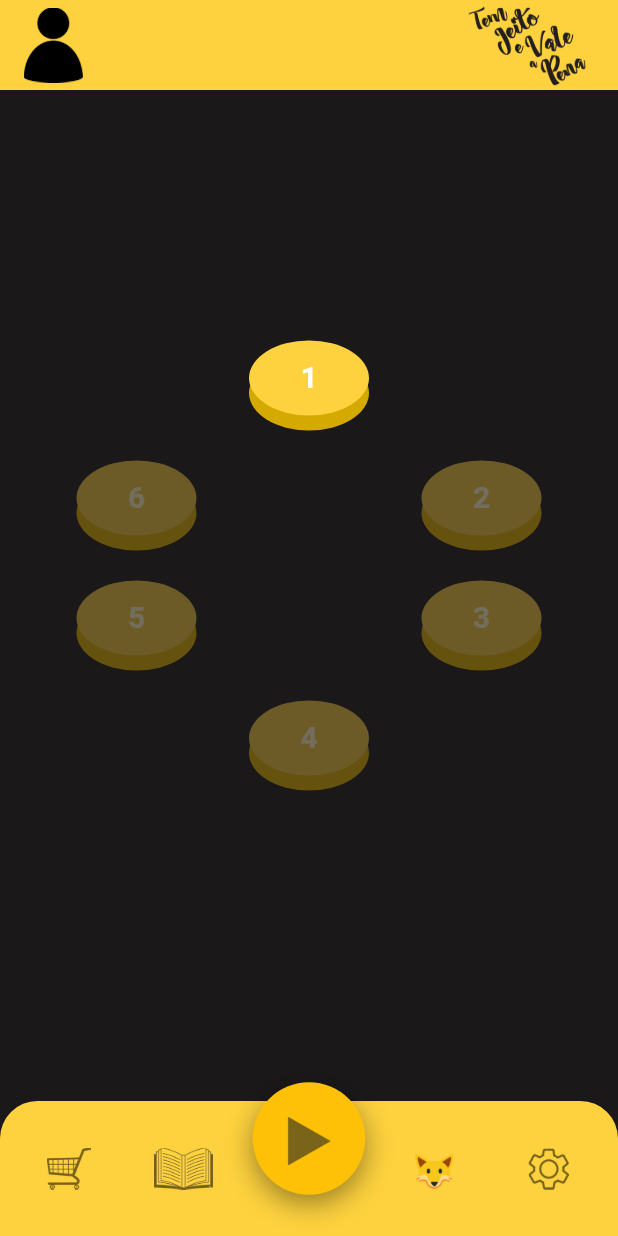
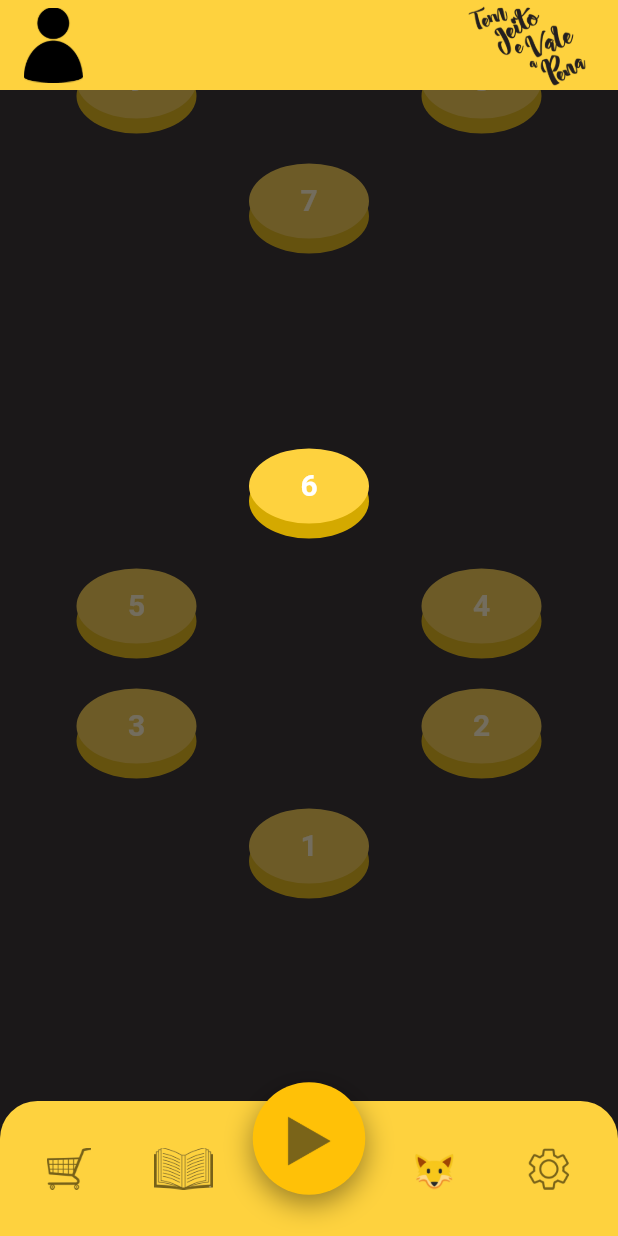
Before and after one commit to temjeitotcc/front-end, a Flutter app: the screen it shows after launch, swiped to page 3, on a phone screen of 412 x 824 dp. Run offline on Flutter 3.47's test engine with Material 3 defaults, Android fonts, the phone set to English and light mode, and no system bars; our stand-ins replace shared_preferences.

Commit message:
24 botoes de exercicios

```diff
--- a/lib/pages/home/home_page.dart
+++ b/lib/pages/home/home_page.dart
@@ -1,6 +1,7 @@
 import 'package:flutter/material.dart';
 import '../../widgets/circulo_fase.dart';
 import '../../services/fases_service.dart';
+import '../fases/fase_page.dart';
 
 class HomePage extends StatefulWidget {
   const HomePage({super.key});
@@ -10,22 +11,45 @@ class HomePage extends StatefulWidget {
 }
 
 class _HomePageState extends State<HomePage> {
-  List<DateTime?> fasesConcluidas = [null, null, null, null, null, null];
+  final int totalFases = 24;
+
+  late List<DateTime?> fasesConcluidas;
   final service = FasesService();
 
   @override
   void initState() {
     super.initState();
+    fasesConcluidas = List.generate(totalFases, (_) => null);
     carregarFases();
   }
 
   Future<void> carregarFases() async {
-    fasesConcluidas = await service.carregarFases();
+    fasesConcluidas = await service.carregarFases(totalFases);
     setState(() {});
   }
 
   Future<void> salvarFases() async {
     await service.salvarFases(fasesConcluidas);
+  }
+
+  bool faseLiberada(int index) {
+    if (index == 0) return true;
+
+    final grupoAtual = index ~/ 6;
+    final inicioGrupoAtual = grupoAtual * 6;
+
+    if (index == inicioGrupoAtual) {
+      final inicioGrupoAnterior = inicioGrupoAtual - 6;
+      final fimGrupoAnterior = inicioGrupoAtual;
+
+      for (int i = inicioGrupoAnterior; i < fimGrupoAnterior; i++) {
+        if (fasesConcluidas[i] == null) return false;
+      }
+
+      return true;
+    }
+
+    return fasesConcluidas[index - 1] != null;
   }
 
   @override
@@ -51,32 +75,52 @@ class _HomePageState extends State<HomePage> {
           ),
 
           Expanded(
-            child: Padding(
-              padding: const EdgeInsets.only(bottom: 40),
+            child: ListView(
+              reverse: true,
+              padding: const EdgeInsets.only(bottom: 70),
+              children: [
+                _grupoFases(0),
+                _grupoFases(1),
+                _grupoFases(2),
+                _grupoFases(3),
+              ],
+            ),
+          ),
+        ],
+      ),
+    );
+  }
+
+  Widget _grupoFases(int grupo) {
+    final inicio = grupo * 6;
+
+    return SizedBox(
+      height: 430,
       child: Center(
         child: Column(
           mainAxisAlignment: MainAxisAlignment.center,
           children: [
             CirculoFase(
-                      numero: '1',
-                      liberado: service.faseLiberada(fasesConcluidas, 0),
-                      onTap: () => abrirFase(0, '1'),
+              numero: '${inicio + 6}',
+              liberado: faseLiberada(inicio),
+              onTap: () => abrirFase(inicio),
             ),
+
             const SizedBox(height: 20),
 
             Row(
               mainAxisAlignment: MainAxisAlignment.center,
               children: [
                 CirculoFase(
-                          numero: '6',
-                          liberado: service.faseLiberada(fasesConcluidas, 5),
-                          onTap: () => abrirFase(5, '6'),
+                  numero: '${inicio + 5}',
+                  liberado: faseLiberada(inicio + 5),
+                  onTap: () => abrirFase(inicio + 5),
                 ),
                 const SizedBox(width: 150),
                 CirculoFase(
-                          numero: '2',
-                          liberado: service.faseLiberada(fasesConcluidas, 1),
-                          onTap: () => abrirFase(1, '2'),
+                  numero: '${inicio + 4}',
+                  liberado: faseLiberada(inicio + 1),
+                  onTap: () => abrirFase(inicio + 1),
                 ),
               ],
             ),
@@ -87,15 +131,15 @@ class _HomePageState extends State<HomePage> {
               mainAxisAlignment: MainAxisAlignment.center,
               children: [
                 CirculoFase(
-                          numero: '5',
-                          liberado: service.faseLiberada(fasesConcluidas, 4),
-                          onTap: () => abrirFase(4, '5'),
+                  numero: '${inicio + 3}',
+                  liberado: faseLiberada(inicio + 4),
+                  onTap: () => abrirFase(inicio + 4),
                 ),
                 const SizedBox(width: 150),
                 CirculoFase(
-                          numero: '3',
-                          liberado: service.faseLiberada(fasesConcluidas, 2),
-                          onTap: () => abrirFase(2, '3'),
+                  numero: '${inicio + 2}',
+                  liberado: faseLiberada(inicio + 2),
+                  onTap: () => abrirFase(inicio + 2),
                 ),
               ],
             ),
@@ -103,25 +147,36 @@ class _HomePageState extends State<HomePage> {
             const SizedBox(height: 20),
 
             CirculoFase(
-                      numero: '4',
-                      liberado: service.faseLiberada(fasesConcluidas, 3),
-                      onTap: () => abrirFase(3, '4'),
+              numero: '${inicio + 1}',
+              liberado: faseLiberada(inicio + 3),
+              onTap: () => abrirFase(inicio + 3),
             ),
           ],
         ),
       ),
-            ),
-          ),
-        ],
-      ),
     );
   }
 
-  void abrirFase(int index, String numero) {
+  void abrirFase(int index) {
+    if (!faseLiberada(index)) {
+      ScaffoldMessenger.of(context).showSnackBar(
+        const SnackBar(
+          content: Text('Complete as fases anteriores primeiro!'),
+          backgroundColor: Colors.redAccent,
+        ),
+      );
+      return;
+    }
+
     setState(() {
       fasesConcluidas[index] = DateTime.now();
     });
 
     salvarFases();
+
+    Navigator.push(
+      context,
+      MaterialPageRoute(builder: (context) => FasePage(numero: '${index + 1}')),
+    );
   }
 }
--- a/lib/services/fases_service.dart
+++ b/lib/services/fases_service.dart
@@ -1,42 +1,29 @@
 import 'package:shared_preferences/shared_preferences.dart';
 
-// Serviço responsável pela lógica das fases
 class FasesService {
-  Future<List<DateTime?>> carregarFases() async {
+  Future<List<DateTime?>> carregarFases(int totalFases) async {
     final prefs = await SharedPreferences.getInstance();
-    List<String>? datas = prefs.getStringList('fases');
 
-    if (datas != null) {
-      return datas.map((d) {
-        return d.isEmpty ? null : DateTime.parse(d);
-      }).toList();
-    }
+    return List.generate(totalFases, (index) {
+      final dataSalva = prefs.getString('fase_$index');
 
-    return [null, null, null, null, null, null];
+      if (dataSalva == null) return null;
+
+      return DateTime.tryParse(dataSalva);
+    });
   }
 
-  Future<void> salvarFases(List<DateTime?> fases) async {
+  Future<void> salvarFases(List<DateTime?> fasesConcluidas) async {
     final prefs = await SharedPreferences.getInstance();
 
-    List<String> datas = fases.map((data) {
-      return data?.toIso8601String() ?? '';
-    }).toList();
+    for (int i = 0; i < fasesConcluidas.length; i++) {
+      final data = fasesConcluidas[i];
 
-    await prefs.setStringList('fases', datas);
-  }
-
-  bool faseLiberada(List<DateTime?> fases, int index) {
-    if (index == 0) return true;
-
-    DateTime? anterior = fases[index - 1];
-    if (anterior == null) return false;
-
-    DateTime meiaNoite = DateTime(
-      anterior.year,
-      anterior.month,
-      anterior.day + 1,
-    );
-
-    return DateTime.now().isAfter(meiaNoite);
+      if (data == null) {
+        await prefs.remove('fase_$i');
+      } else {
+        await prefs.setString('fase_$i', data.toIso8601String());
+      }
+    }
   }
 }
```
Also changed, not shown: lib/pages/fases/fase_page.dart (+5 -3 lines). Lines whose indentation alone changed are shown as unchanged.
